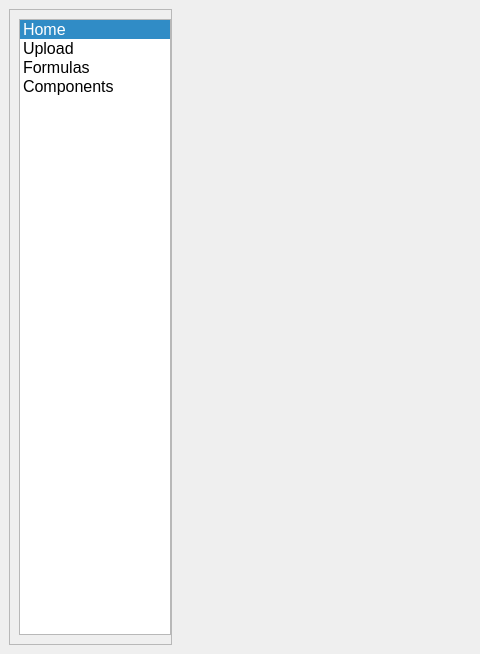
Above: src/Navigator.ui from nkerber/PhoenixCreative before the change; both pictures show x 0 to 480 and y 0 to 654 of the 837 by 654 pixel window. Below: the same form after it.
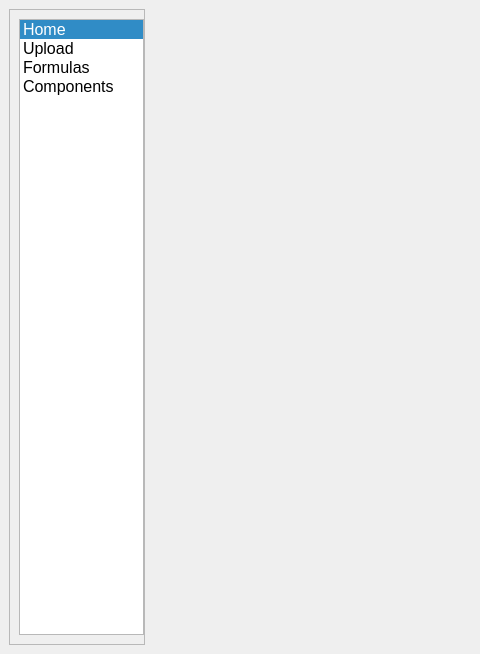
That is the form after the change.

What changed in the file:
```diff
--- a/src/Navigator.ui
+++ b/src/Navigator.ui
@@ -14,7 +14,7 @@
    <string>MainWindow</string>
   </property>
   <widget class="QWidget" name="centralwidget">
-   <layout class="QHBoxLayout" name="horizontalLayout" stretch="1,4">
+   <layout class="QHBoxLayout" name="horizontalLayout" stretch="1,5">
     <item>
      <widget class="QFrame" name="frame">
       <property name="frameShape">
```
